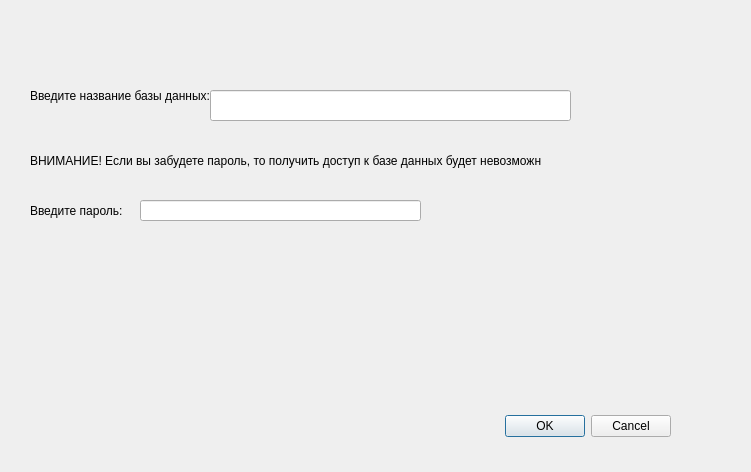
First picture: the form in createbasewidget.ui, repository SNEGIKON13/Password-Manager, before the edit.
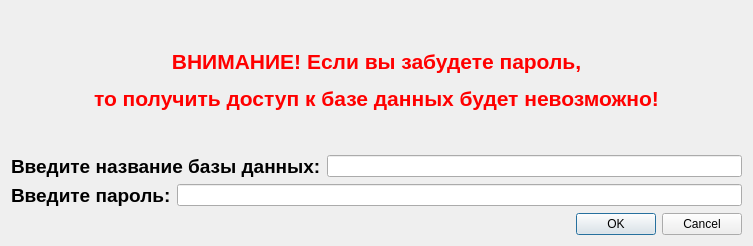
Second picture: the form after the edit.

Patch:
```diff
--- a/createbasewidget.ui
+++ b/createbasewidget.ui
@@ -6,88 +6,76 @@
    <rect>
     <x>0</x>
     <y>0</y>
-    <width>751</width>
-    <height>472</height>
+    <width>753</width>
+    <height>246</height>
    </rect>
   </property>
   <property name="windowTitle">
    <string>Dialog</string>
   </property>
-  <widget class="QDialogButtonBox" name="buttonBox">
-   <property name="geometry">
-    <rect>
-     <x>330</x>
-     <y>410</y>
-     <width>341</width>
-     <height>32</height>
-    </rect>
-   </property>
-   <property name="orientation">
-    <enum>Qt::Horizontal</enum>
-   </property>
-   <property name="standardButtons">
-    <set>QDialogButtonBox::Cancel|QDialogButtonBox::Ok</set>
-   </property>
-  </widget>
-  <widget class="QLabel" name="label">
-   <property name="geometry">
-    <rect>
-     <x>30</x>
-     <y>70</y>
-     <width>201</width>
-     <height>51</height>
-    </rect>
-   </property>
-   <property name="text">
-    <string>Введите название базы данных:</string>
-   </property>
-  </widget>
-  <widget class="QLabel" name="label_2">
-   <property name="geometry">
-    <rect>
-     <x>30</x>
-     <y>190</y>
-     <width>241</width>
-     <height>41</height>
-    </rect>
-   </property>
-   <property name="text">
-    <string>Введите пароль:</string>
-   </property>
-  </widget>
-  <widget class="QLabel" name="label_3">
-   <property name="geometry">
-    <rect>
-     <x>30</x>
-     <y>130</y>
-     <width>511</width>
-     <height>61</height>
-    </rect>
-   </property>
-   <property name="text">
-    <string>ВНИМАНИЕ! Если вы забудете пароль, то получить доступ к базе данных будет невозможно!</string>
-   </property>
-  </widget>
-  <widget class="QLineEdit" name="lineEdit">
-   <property name="geometry">
-    <rect>
-     <x>140</x>
-     <y>200</y>
-     <width>281</width>
-     <height>21</height>
-    </rect>
-   </property>
-  </widget>
-  <widget class="QLineEdit" name="lineEdit_2">
-   <property name="geometry">
-    <rect>
-     <x>210</x>
-     <y>90</y>
-     <width>361</width>
-     <height>31</height>
-    </rect>
-   </property>
-  </widget>
+  <layout class="QGridLayout" name="gridLayout_3">
+   <item row="0" column="0">
+    <layout class="QGridLayout" name="gridLayout_2">
+     <item row="0" column="0">
+      <layout class="QGridLayout" name="gridLayout">
+       <item row="0" column="0">
+        <widget class="QLabel" name="warning">
+         <property name="text">
+          <string>&lt;html&gt;&lt;head/&gt;&lt;body&gt;&lt;p align=&quot;center&quot;&gt;&lt;span style=&quot; font-size:16pt; font-weight:700; color:#ff0000;&quot;&gt;ВНИМАНИЕ! Если вы забудете пароль,&lt;/span&gt;&lt;/p&gt;&lt;p align=&quot;center&quot;&gt;&lt;span style=&quot; font-size:16pt; font-weight:700; color:#ff0000;&quot;&gt;то получить доступ к базе данных будет невозможно!&lt;/span&gt;&lt;/p&gt;&lt;/body&gt;&lt;/html&gt;</string>
+         </property>
+        </widget>
+       </item>
+       <item row="1" column="0">
+        <layout class="QHBoxLayout" name="horizontalLayout_2">
+         <item>
+          <widget class="QLabel" name="label">
+           <property name="text">
+            <string>&lt;html&gt;&lt;head/&gt;&lt;body&gt;&lt;p&gt;&lt;span style=&quot; font-size:14pt; font-weight:700;&quot;&gt;Введите название базы данных:&lt;/span&gt;&lt;/p&gt;&lt;/body&gt;&lt;/html&gt;</string>
+           </property>
+          </widget>
+         </item>
+         <item>
+          <widget class="QLineEdit" name="baseName">
+           <property name="maxLength">
+            <number>64</number>
+           </property>
+          </widget>
+         </item>
+        </layout>
+       </item>
+       <item row="2" column="0">
+        <layout class="QHBoxLayout" name="horizontalLayout">
+         <item>
+          <widget class="QLabel" name="label_2">
+           <property name="text">
+            <string>&lt;html&gt;&lt;head/&gt;&lt;body&gt;&lt;p&gt;&lt;span style=&quot; font-size:14pt; font-weight:700;&quot;&gt;Введите пароль:&lt;/span&gt;&lt;/p&gt;&lt;/body&gt;&lt;/html&gt;</string>
+           </property>
+          </widget>
+         </item>
+         <item>
+          <widget class="QLineEdit" name="basePassword">
+           <property name="maxLength">
+            <number>64</number>
+           </property>
+          </widget>
+         </item>
+        </layout>
+       </item>
+      </layout>
+     </item>
+     <item row="1" column="0">
+      <widget class="QDialogButtonBox" name="buttonBox">
+       <property name="orientation">
+        <enum>Qt::Horizontal</enum>
+       </property>
+       <property name="standardButtons">
+        <set>QDialogButtonBox::Cancel|QDialogButtonBox::Ok</set>
+       </property>
+      </widget>
+     </item>
+    </layout>
+   </item>
+  </layout>
  </widget>
  <resources/>
  <connections>
```
Left out of the diff: 21 changed lines with no effect on the pictures.
